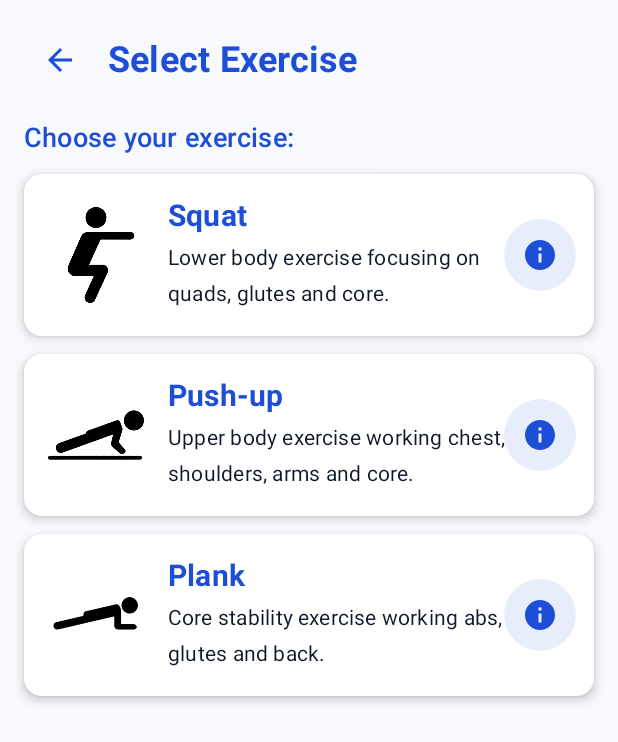
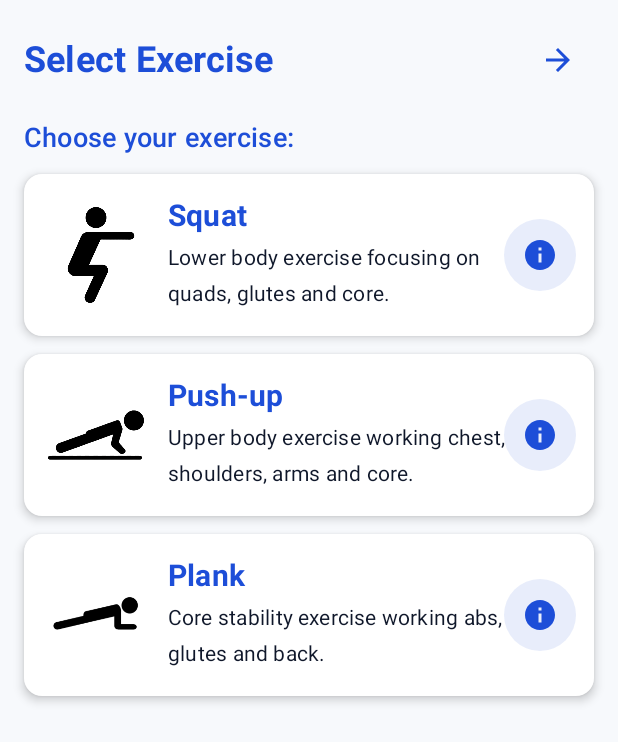
Before and after one commit to RanIvgi/PoseCoach-Android, an Android app built with Jetpack Compose: the ExerciseSelectionScreen screen opened through its navigation route, on a phone screen of 412 x 824 dp. Shown: the top 742 px of the screen. Run offline under Robolectric (Android 15) with nearby library versions, the phone set to English and light mode, and no system bars; libraries missing offline, so code that uses them is left out: androidx.camera.core, androidx.camera.lifecycle, androidx.camera.view; Roboto replaces fonts that are not available here.

Commit message:
refactor: improve navigation UX and UI consistency
- Move app title above logo on start screen for better hierarchy
- Relocate back button to right side with forward arrow icon in exercise selection
- Relocate back button to right side with forward arrow icon in session results
- Add space before exclamation mark in "Session Complete !" text
- Improve visual consistency across navigation patterns

```diff
--- a/app/src/main/java/com/example/posecoach/ui/ExerciseSelectionScreen.kt
+++ b/app/src/main/java/com/example/posecoach/ui/ExerciseSelectionScreen.kt
@@ -15,6 +15,7 @@ import androidx.compose.foundation.verticalScroll
 import androidx.compose.material.*
 import androidx.compose.material.icons.Icons
 import androidx.compose.material.icons.filled.ArrowBack
+import androidx.compose.material.icons.filled.ArrowForward
 import androidx.compose.material.icons.filled.Info
 import androidx.compose.runtime.*
 import androidx.compose.ui.Alignment
@@ -67,8 +68,15 @@ fun ExerciseSelectionScreen(
                 // Header with back button
                 Row(
                     modifier = Modifier.fillMaxWidth(),
-                    verticalAlignment = Alignment.CenterVertically
+                    verticalAlignment = Alignment.CenterVertically,
+                    horizontalArrangement = Arrangement.SpaceBetween
                 ) {
+                    Text(
+                        text = "Select Exercise",
+                        fontSize = 24.sp,
+                        fontWeight = FontWeight.Bold,
+                        color = MaterialTheme.colors.primary
+                    )
                     IconButton(onClick = {
                         if (selectedExercise != null) {
                             // If exercise is selected, go back to exercise list
@@ -80,18 +88,11 @@ fun ExerciseSelectionScreen(
                         }
                     }) {
                         Icon(
-                            imageVector = Icons.Default.ArrowBack,
+                            imageVector = Icons.Default.ArrowForward,
                             contentDescription = "Back",
                             tint = MaterialTheme.colors.primary
                         )
                     }
-                    Spacer(modifier = Modifier.width(8.dp))
-                    Text(
-                        text = "Select Exercise",
-                        fontSize = 24.sp,
-                        fontWeight = FontWeight.Bold,
-                        color = MaterialTheme.colors.primary
-                    )
                 }
 
                 Spacer(modifier = Modifier.height(16.dp))
--- a/app/src/main/java/com/example/posecoach/ui/LiveSessionResultsScreen.kt
+++ b/app/src/main/java/com/example/posecoach/ui/LiveSessionResultsScreen.kt
@@ -8,6 +8,7 @@ import androidx.compose.foundation.shape.RoundedCornerShape
 import androidx.compose.material.*
 import androidx.compose.material.icons.Icons
 import androidx.compose.material.icons.filled.*
+import androidx.compose.material.icons.filled.ArrowForward
 import androidx.compose.runtime.*
 import androidx.compose.ui.Alignment
 import androidx.compose.material.TabRow
@@ -126,22 +127,22 @@ fun LiveSessionResultsScreen(
                     modifier = Modifier
                         .fillMaxWidth()
                         .padding(24.dp),
-                    verticalAlignment = Alignment.CenterVertically
+                    verticalAlignment = Alignment.CenterVertically,
+                    horizontalArrangement = Arrangement.SpaceBetween
                 ) {
+                    Text(
+                        text = "Session Complete !",
+                        fontSize = 24.sp,
+                        fontWeight = FontWeight.Bold,
+                        color = Color.White
+                    )
                     IconButton(onClick = navBackToStart) {
                         Icon(
-                            imageVector = Icons.Default.ArrowBack,
+                            imageVector = Icons.Default.ArrowForward,
                             contentDescription = "Back",
                             tint = Color.White
                         )
                     }
-                    Text(
-                        text = "Session Complete!",
-                        fontSize = 24.sp,
-                        fontWeight = FontWeight.Bold,
-                        color = Color.White,
-                        modifier = Modifier.padding(start = 8.dp)
-                    )
                 }
 
                 // Floating Exercise Type Selector (Fixed below top bar)
--- a/app/src/main/java/com/example/posecoach/ui/StartScreen.kt
+++ b/app/src/main/java/com/example/posecoach/ui/StartScreen.kt
@@ -51,22 +51,22 @@ fun StartScreen(
 
                 Spacer(Modifier.height(12.dp))
 
-                // Logo at the top
+                // App title above logo
+                Text(
+                    text = "PoseCoach",
+                    fontSize = 32.sp,
+                    fontWeight = FontWeight.Bold,
+                    color = MaterialTheme.colors.primary,
+                    textAlign = TextAlign.Center
+                )
+
+                Spacer(Modifier.height(8.dp))
+
+                // Logo
                 Image(
                     painter = painterResource(id = R.drawable.logo),
                     contentDescription = "PoseCoach Logo",
-                    modifier = Modifier
-                        .size(160.dp)
-                        .padding(top = 8.dp)
-                )
-
-                // App title
-                Text(
-                    text = "PoseCoach",
-                    fontSize = 28.sp,
-                    fontWeight = FontWeight.Bold,
-                    color = MaterialTheme.colors.primary,
-                    textAlign = TextAlign.Center
+                    modifier = Modifier.size(160.dp)
                 )
 
                 // Subtitle
```
